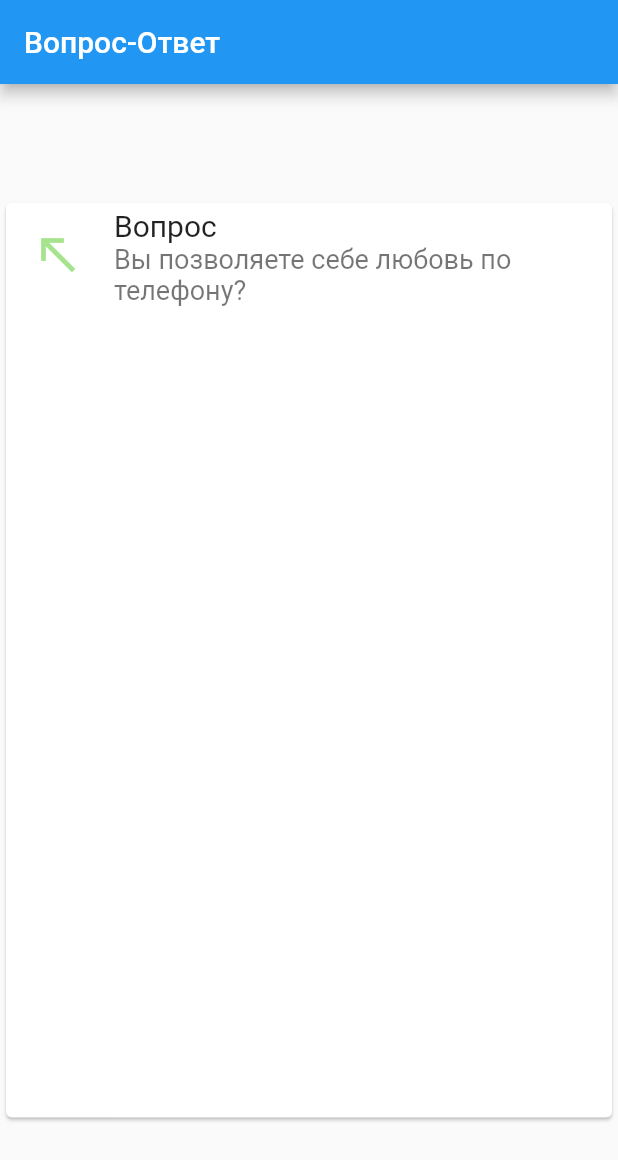
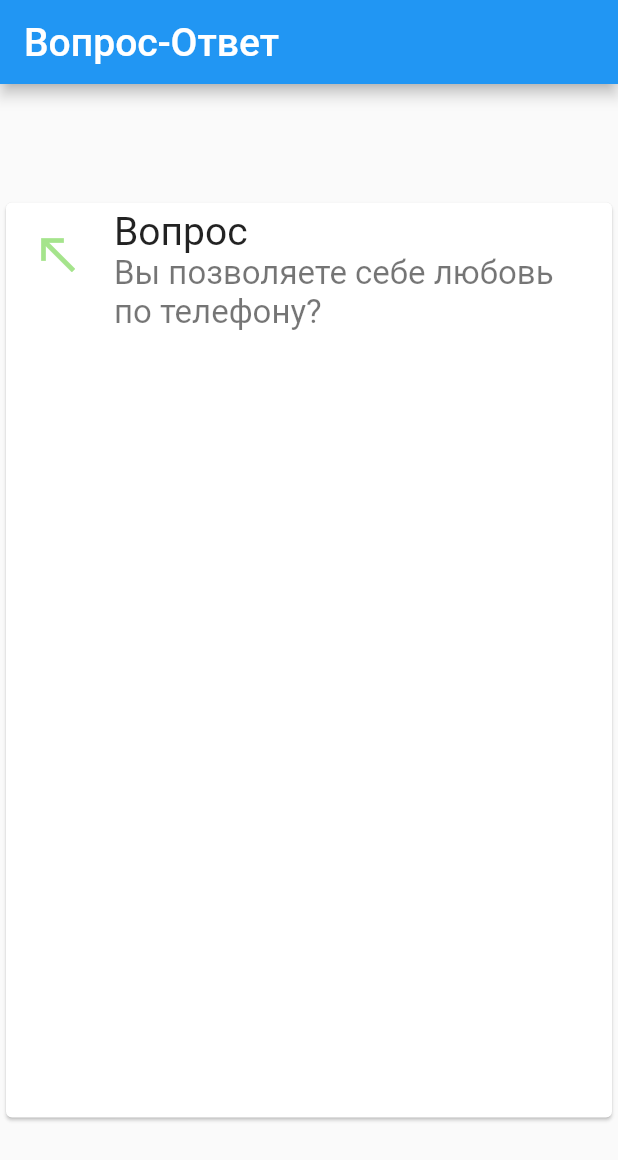
Before and after one commit to vvsviridov/qagame, a Flutter app: the screen it shows after launch, on a phone screen of 412 x 824 dp. Shown: the top 1160 px of the screen. Run offline on Flutter 3.47's test engine with Material 2 defaults, Android fonts, the phone set to English and light mode, and no system bars.

Commit message:
font increasing

```diff
--- a/lib/main.dart
+++ b/lib/main.dart
@@ -14,7 +14,7 @@ class MyApp extends StatelessWidget {
     return MaterialApp(
       title: _title,
       home: Scaffold(
-        appBar: AppBar(title: const Text(_title)),
+        appBar: AppBar(title: const Text(_title, style: TextStyle(fontSize: 26),)),
         body: MyStatelessWidget(),
       ),
     );
@@ -53,8 +53,7 @@ class QaListTileState extends State<QaListTile> {
   List<String> _answers = new List.of(answers);
 
   Widget _buildRow() {
-    return Container(
-      child: Card(
+    return Card(
       child: ListTile(
         leading: Icon(
           IconData(
@@ -69,9 +68,8 @@ class QaListTileState extends State<QaListTile> {
             100
           ),
         ),
-          title: Text(_q ? 'Ответ' : 'Вопрос', style: TextStyle(fontSize: 20.0)),
-          subtitle: Text(_qaText, style: TextStyle(fontSize: 18.0)),
-        ),
+        title: Text(_q ? 'Ответ' : 'Вопрос', style: TextStyle(fontSize: 26.0)),
+        subtitle: Text(_qaText, style: TextStyle(fontSize: 22.0)),
       ),
     );
   }
```
Lines whose indentation alone changed are shown as unchanged.
